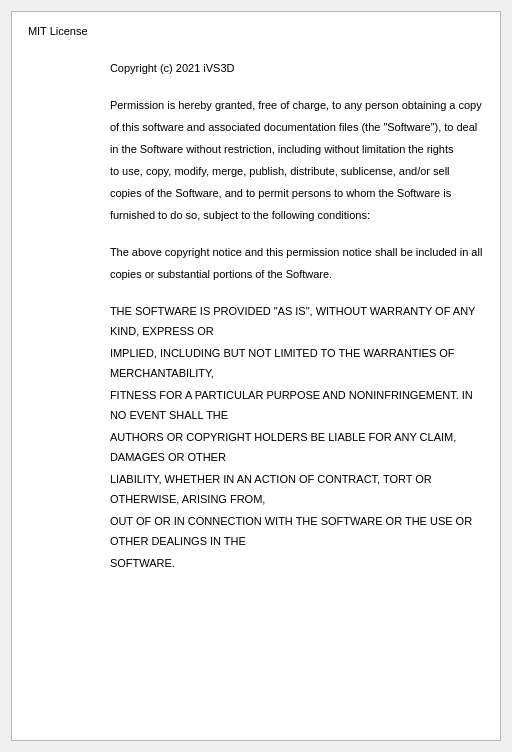
Above: iVS3D/src/iVS3D-core/view/licencedialog.ui from iVS3D/iVS3D before the change. Below: the same form after it.
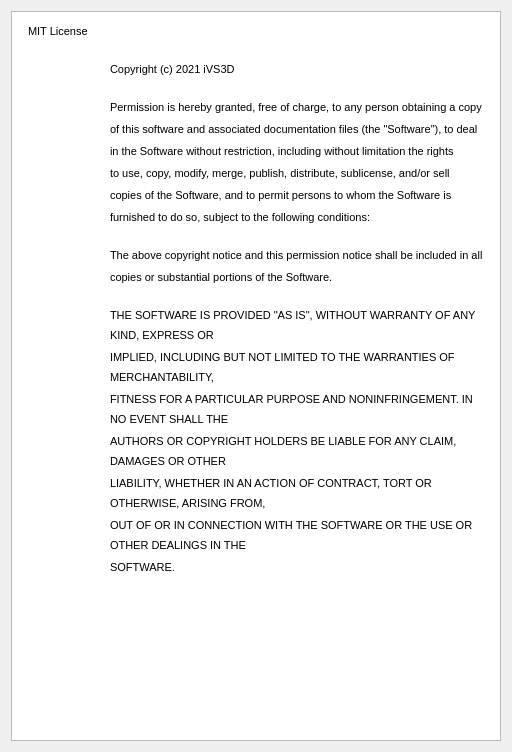
That is the form after the change.

Commit message: licence dialog text color changed to white when using dark mode

```diff
--- a/iVS3D/src/iVS3D-core/view/licencedialog.ui
+++ b/iVS3D/src/iVS3D-core/view/licencedialog.ui
@@ -18,13 +18,16 @@
     <widget class="QTextBrowser" name="licencedialog">
      <property name="html">
       <string>&lt;!DOCTYPE HTML PUBLIC &quot;-//W3C//DTD HTML 4.0//EN&quot; &quot;http://www.w3.org/TR/REC-html40/strict.dtd&quot;&gt;
-&lt;html&gt;&lt;head&gt;&lt;meta name=&quot;qrichtext&quot; content=&quot;1&quot; /&gt;&lt;style type=&quot;text/css&quot;&gt;
+&lt;html&gt;&lt;head&gt;&lt;meta name=&quot;qrichtext&quot; content=&quot;1&quot; /&gt;&lt;meta charset=&quot;utf-8&quot; /&gt;&lt;style type=&quot;text/css&quot;&gt;
 p, li { white-space: pre-wrap; }
-&lt;/style&gt;&lt;/head&gt;&lt;body style=&quot; font-family:'MS Shell Dlg 2'; font-size:8.25pt; font-weight:400; font-style:normal;&quot;&gt;
+hr { height: 1px; border-width: 0; }
+li.unchecked::marker { content: &quot;\2610&quot;; }
+li.checked::marker { content: &quot;\2612&quot;; }
+&lt;/style&gt;&lt;/head&gt;&lt;body style=&quot; font-family:'Segoe UI'; font-size:9pt; font-weight:400; font-style:normal;&quot;&gt;
 &lt;table border=&quot;0&quot; style=&quot; margin-top:0px; margin-bottom:0px; margin-left:0px; margin-right:0px; border-collapse:collapse;&quot; cellspacing=&quot;2&quot; cellpadding=&quot;0&quot; bgcolor=&quot;#ffffff&quot;&gt;
 &lt;tr&gt;
 &lt;td style=&quot; vertical-align:top; padding-left:10; padding-right:10; padding-top:0; padding-bottom:0;&quot;&gt;
-&lt;p style=&quot; margin-top:0px; margin-bottom:0px; margin-left:0px; margin-right:0px; -qt-block-indent:0; text-indent:0px; line-height:20px;&quot;&gt;&lt;a name=&quot;LC1&quot;&gt;&lt;/a&gt;&lt;span style=&quot; font-family:'ui-monospace','SFMono-Regular','SF Mono','Menlo','Consolas','Liberation Mono','monospace'; font-size:8pt; color:#000000;&quot;&gt;M&lt;/span&gt;&lt;span style=&quot; font-family:'ui-monospace','SFMono-Regular','SF Mono','Menlo','Consolas','Liberation Mono','monospace'; font-size:8pt; color:#000000;&quot;&gt;IT License&lt;/span&gt;&lt;/p&gt;&lt;/td&gt;
+&lt;p style=&quot; margin-top:0px; margin-bottom:0px; margin-left:0px; margin-right:0px; -qt-block-indent:0; text-indent:0px; line-height:20px;&quot;&gt;&lt;a name=&quot;LC1&quot;&gt;&lt;/a&gt;&lt;span style=&quot; font-family:'ui-monospace','SFMono-Regular','SF Mono','Menlo','Consolas','Liberation Mono','monospace'; font-size:8pt;&quot;&gt;M&lt;/span&gt;&lt;span style=&quot; font-family:'ui-monospace','SFMono-Regular','SF Mono','Menlo','Consolas','Liberation Mono','monospace'; font-size:8pt;&quot;&gt;IT License&lt;/span&gt;&lt;/p&gt;&lt;/td&gt;
 &lt;td&gt;&lt;/td&gt;&lt;/tr&gt;
 &lt;tr&gt;
 &lt;td bgcolor=&quot;transparent&quot; style=&quot; vertical-align:top; padding-left:10; padding-right:10; padding-top:0; padding-bottom:0;&quot;&gt;&lt;/td&gt;
@@ -32,76 +35,76 @@
 &lt;tr&gt;
 &lt;td style=&quot; vertical-align:top; padding-left:10; padding-right:10; padding-top:0; padding-bottom:0;&quot;&gt;&lt;/td&gt;
 &lt;td style=&quot; vertical-align:top; padding-left:10; padding-right:10; padding-top:0; padding-bottom:0;&quot;&gt;
-&lt;p style=&quot; margin-top:0px; margin-bottom:0px; margin-left:0px; margin-right:0px; -qt-block-indent:0; text-indent:0px; line-height:20px;&quot;&gt;&lt;a name=&quot;L2&quot;&gt;&lt;/a&gt;&lt;span style=&quot; font-family:'ui-monospace','SFMono-Regular','SF Mono','Menlo','Consolas','Liberation Mono','monospace'; font-size:8pt; color:#000000;&quot;&gt;C&lt;/span&gt;&lt;span style=&quot; font-family:'ui-monospace','SFMono-Regular','SF Mono','Menlo','Consolas','Liberation Mono','monospace'; font-size:8pt; color:#000000;&quot;&gt;opyright (c) 2021 iVS3D&lt;/span&gt;&lt;/p&gt;&lt;/td&gt;&lt;/tr&gt;
+&lt;p style=&quot; margin-top:0px; margin-bottom:0px; margin-left:0px; margin-right:0px; -qt-block-indent:0; text-indent:0px; line-height:20px;&quot;&gt;&lt;a name=&quot;L2&quot;&gt;&lt;/a&gt;&lt;span style=&quot; font-family:'ui-monospace','SFMono-Regular','SF Mono','Menlo','Consolas','Liberation Mono','monospace'; font-size:8pt;&quot;&gt;C&lt;/span&gt;&lt;span style=&quot; font-family:'ui-monospace','SFMono-Regular','SF Mono','Menlo','Consolas','Liberation Mono','monospace'; font-size:8pt;&quot;&gt;opyright (c) 2021 iVS3D&lt;/span&gt;&lt;/p&gt;&lt;/td&gt;&lt;/tr&gt;
 &lt;tr&gt;
 &lt;td bgcolor=&quot;transparent&quot; style=&quot; vertical-align:top; padding-left:10; padding-right:10; padding-top:0; padding-bottom:0;&quot;&gt;&lt;/td&gt;
 &lt;td bgcolor=&quot;transparent&quot; style=&quot; vertical-align:top; padding-left:10; padding-right:10; padding-top:0; padding-bottom:0;&quot;&gt;&lt;/td&gt;&lt;/tr&gt;
 &lt;tr&gt;
 &lt;td style=&quot; vertical-align:top; padding-left:10; padding-right:10; padding-top:0; padding-bottom:0;&quot;&gt;&lt;/td&gt;
 &lt;td style=&quot; vertical-align:top; padding-left:10; padding-right:10; padding-top:0; padding-bottom:0;&quot;&gt;
-&lt;p style=&quot; margin-top:0px; margin-bottom:0px; margin-left:0px; margin-right:0px; -qt-block-indent:0; text-indent:0px; line-height:20px;&quot;&gt;&lt;a name=&quot;L4&quot;&gt;&lt;/a&gt;&lt;span style=&quot; font-family:'ui-monospace','SFMono-Regular','SF Mono','Menlo','Consolas','Liberation Mono','monospace'; font-size:8pt; color:#000000;&quot;&gt;P&lt;/span&gt;&lt;span style=&quot; font-family:'ui-monospace','SFMono-Regular','SF Mono','Menlo','Consolas','Liberation Mono','monospace'; font-size:8pt; color:#000000;&quot;&gt;ermission is hereby granted, free of charge, to any person obtaining a copy&lt;/span&gt;&lt;/p&gt;&lt;/td&gt;&lt;/tr&gt;
+&lt;p style=&quot; margin-top:0px; margin-bottom:0px; margin-left:0px; margin-right:0px; -qt-block-indent:0; text-indent:0px; line-height:20px;&quot;&gt;&lt;a name=&quot;L4&quot;&gt;&lt;/a&gt;&lt;span style=&quot; font-family:'ui-monospace','SFMono-Regular','SF Mono','Menlo','Consolas','Liberation Mono','monospace'; font-size:8pt;&quot;&gt;P&lt;/span&gt;&lt;span style=&quot; font-family:'ui-monospace','SFMono-Regular','SF Mono','Menlo','Consolas','Liberation Mono','monospace'; font-size:8pt;&quot;&gt;ermission is hereby granted, free of charge, to any person obtaining a copy&lt;/span&gt;&lt;/p&gt;&lt;/td&gt;&lt;/tr&gt;
 &lt;tr&gt;
 &lt;td bgcolor=&quot;transparent&quot; style=&quot; vertical-align:top; padding-left:10; padding-right:10; padding-top:0; padding-bottom:0;&quot;&gt;&lt;/td&gt;
 &lt;td bgcolor=&quot;transparent&quot; style=&quot; vertical-align:top; padding-left:10; padding-right:10; padding-top:0; padding-bottom:0;&quot;&gt;
-&lt;p style=&quot; margin-top:0px; margin-bottom:0px; margin-left:0px; margin-right:0px; -qt-block-indent:0; text-indent:0px; line-height:20px;&quot;&gt;&lt;a name=&quot;L6&quot;&gt;&lt;/a&gt;&lt;span style=&quot; font-family:'ui-monospace','SFMono-Regular','SF Mono','Menlo','Consolas','Liberation Mono','monospace'; font-size:8pt; color:#000000; background-color:transparent;&quot;&gt;o&lt;/span&gt;&lt;span style=&quot; font-family:'ui-monospace','SFMono-Regular','SF Mono','Menlo','Consolas','Liberation Mono','monospace'; font-size:8pt; color:#000000; background-color:transparent;&quot;&gt;f this software and associated documentation files (the &amp;quot;Software&amp;quot;), to deal&lt;/span&gt;&lt;/p&gt;&lt;/td&gt;&lt;/tr&gt;
+&lt;p style=&quot; margin-top:0px; margin-bottom:0px; margin-left:0px; margin-right:0px; -qt-block-indent:0; text-indent:0px; line-height:20px; background-color:transparent;&quot;&gt;&lt;a name=&quot;L6&quot;&gt;&lt;/a&gt;&lt;span style=&quot; font-family:'ui-monospace','SFMono-Regular','SF Mono','Menlo','Consolas','Liberation Mono','monospace'; font-size:8pt; background-color:transparent;&quot;&gt;o&lt;/span&gt;&lt;span style=&quot; font-family:'ui-monospace','SFMono-Regular','SF Mono','Menlo','Consolas','Liberation Mono','monospace'; font-size:8pt; background-color:transparent;&quot;&gt;f this software and associated documentation files (the &amp;quot;Software&amp;quot;), to deal&lt;/span&gt;&lt;/p&gt;&lt;/td&gt;&lt;/tr&gt;
 &lt;tr&gt;
 &lt;td style=&quot; vertical-align:top; padding-left:10; padding-right:10; padding-top:0; padding-bottom:0;&quot;&gt;&lt;/td&gt;
 &lt;td style=&quot; vertical-align:top; padding-left:10; padding-right:10; padding-top:0; padding-bottom:0;&quot;&gt;
-&lt;p style=&quot; margin-top:0px; margin-bottom:0px; margin-left:0px; margin-right:0px; -qt-block-indent:0; text-indent:0px; line-height:20px;&quot;&gt;&lt;a name=&quot;L7&quot;&gt;&lt;/a&gt;&lt;span style=&quot; font-family:'ui-monospace','SFMono-Regular','SF Mono','Menlo','Consolas','Liberation Mono','monospace'; font-size:8pt; color:#000000;&quot;&gt;i&lt;/span&gt;&lt;span style=&quot; font-family:'ui-monospace','SFMono-Regular','SF Mono','Menlo','Consolas','Liberation Mono','monospace'; font-size:8pt; color:#000000;&quot;&gt;n the Software without restriction, including without limitation the rights&lt;/span&gt;&lt;/p&gt;&lt;/td&gt;&lt;/tr&gt;
+&lt;p style=&quot; margin-top:0px; margin-bottom:0px; margin-left:0px; margin-right:0px; -qt-block-indent:0; text-indent:0px; line-height:20px;&quot;&gt;&lt;a name=&quot;L7&quot;&gt;&lt;/a&gt;&lt;span style=&quot; font-family:'ui-monospace','SFMono-Regular','SF Mono','Menlo','Consolas','Liberation Mono','monospace'; font-size:8pt;&quot;&gt;i&lt;/span&gt;&lt;span style=&quot; font-family:'ui-monospace','SFMono-Regular','SF Mono','Menlo','Consolas','Liberation Mono','monospace'; font-size:8pt;&quot;&gt;n the Software without restriction, including without limitation the rights&lt;/span&gt;&lt;/p&gt;&lt;/td&gt;&lt;/tr&gt;
 &lt;tr&gt;
 &lt;td bgcolor=&quot;transparent&quot; style=&quot; vertical-align:top; padding-left:10; padding-right:10; padding-top:0; padding-bottom:0;&quot;&gt;&lt;/td&gt;
 &lt;td bgcolor=&quot;transparent&quot; style=&quot; vertical-align:top; padding-left:10; padding-right:10; padding-top:0; padding-bottom:0;&quot;&gt;
-&lt;p style=&quot; margin-top:0px; margin-bottom:0px; margin-left:0px; margin-right:0px; -qt-block-indent:0; text-indent:0px; line-height:20px;&quot;&gt;&lt;a name=&quot;L8&quot;&gt;&lt;/a&gt;&lt;span style=&quot; font-family:'ui-monospace','SFMono-Regular','SF Mono','Menlo','Consolas','Liberation Mono','monospace'; font-size:8pt; color:#000000; background-color:transparent;&quot;&gt;t&lt;/span&gt;&lt;span style=&quot; font-family:'ui-monospace','SFMono-Regular','SF Mono','Menlo','Consolas','Liberation Mono','monospace'; font-size:8pt; color:#000000; background-color:transparent;&quot;&gt;o use, copy, modify, merge, publish, distribute, sublicense, and/or sell&lt;/span&gt;&lt;/p&gt;&lt;/td&gt;&lt;/tr&gt;
+&lt;p style=&quot; margin-top:0px; margin-bottom:0px; margin-left:0px; margin-right:0px; -qt-block-indent:0; text-indent:0px; line-height:20px; background-color:transparent;&quot;&gt;&lt;a name=&quot;L8&quot;&gt;&lt;/a&gt;&lt;span style=&quot; font-family:'ui-monospace','SFMono-Regular','SF Mono','Menlo','Consolas','Liberation Mono','monospace'; font-size:8pt; background-color:transparent;&quot;&gt;t&lt;/span&gt;&lt;span style=&quot; font-family:'ui-monospace','SFMono-Regular','SF Mono','Menlo','Consolas','Liberation Mono','monospace'; font-size:8pt; background-color:transparent;&quot;&gt;o use, copy, modify, merge, publish, distribute, sublicense, and/or sell&lt;/span&gt;&lt;/p&gt;&lt;/td&gt;&lt;/tr&gt;
 &lt;tr&gt;
 &lt;td style=&quot; vertical-align:top; padding-left:10; padding-right:10; padding-top:0; padding-bottom:0;&quot;&gt;&lt;/td&gt;
 &lt;td style=&quot; vertical-align:top; padding-left:10; padding-right:10; padding-top:0; padding-bottom:0;&quot;&gt;
-&lt;p style=&quot; margin-top:0px; margin-bottom:0px; margin-left:0px; margin-right:0px; -qt-block-indent:0; text-indent:0px; line-height:20px;&quot;&gt;&lt;a name=&quot;L9&quot;&gt;&lt;/a&gt;&lt;span style=&quot; font-family:'ui-monospace','SFMono-Regular','SF Mono','Menlo','Consolas','Liberation Mono','monospace'; font-size:8pt; color:#000000;&quot;&gt;c&lt;/span&gt;&lt;span style=&quot; font-family:'ui-monospace','SFMono-Regular','SF Mono','Menlo','Consolas','Liberation Mono','monospace'; font-size:8pt; color:#000000;&quot;&gt;opies of the Software, and to permit persons to whom the Software is&lt;/span&gt;&lt;/p&gt;&lt;/td&gt;&lt;/tr&gt;
+&lt;p style=&quot; margin-top:0px; margin-bottom:0px; margin-left:0px; margin-right:0px; -qt-block-indent:0; text-indent:0px; line-height:20px;&quot;&gt;&lt;a name=&quot;L9&quot;&gt;&lt;/a&gt;&lt;span style=&quot; font-family:'ui-monospace','SFMono-Regular','SF Mono','Menlo','Consolas','Liberation Mono','monospace'; font-size:8pt;&quot;&gt;c&lt;/span&gt;&lt;span style=&quot; font-family:'ui-monospace','SFMono-Regular','SF Mono','Menlo','Consolas','Liberation Mono','monospace'; font-size:8pt;&quot;&gt;opies of the Software, and to permit persons to whom the Software is&lt;/span&gt;&lt;/p&gt;&lt;/td&gt;&lt;/tr&gt;
 &lt;tr&gt;
 &lt;td bgcolor=&quot;transparent&quot; style=&quot; vertical-align:top; padding-left:10; padding-right:10; padding-top:0; padding-bottom:0;&quot;&gt;&lt;/td&gt;
 &lt;td bgcolor=&quot;transparent&quot; style=&quot; vertical-align:top; padding-left:10; padding-right:10; padding-top:0; padding-bottom:0;&quot;&gt;
-&lt;p style=&quot; margin-top:0px; margin-bottom:0px; margin-left:0px; margin-right:0px; -qt-block-indent:0; text-indent:0px; line-height:20px;&quot;&gt;&lt;a name=&quot;L10&quot;&gt;&lt;/a&gt;&lt;span style=&quot; font-family:'ui-monospace','SFMono-Regular','SF Mono','Menlo','Consolas','Liberation Mono','monospace'; font-size:8pt; color:#000000; background-color:transparent;&quot;&gt;f&lt;/span&gt;&lt;span style=&quot; font-family:'ui-monospace','SFMono-Regular','SF Mono','Menlo','Consolas','Liberation Mono','monospace'; font-size:8pt; color:#000000; background-color:transparent;&quot;&gt;urnished to do so, subject to the following conditions:&lt;/span&gt;&lt;/p&gt;&lt;/td&gt;&lt;/tr&gt;
+&lt;p style=&quot; margin-top:0px; margin-bottom:0px; margin-left:0px; margin-right:0px; -qt-block-indent:0; text-indent:0px; line-height:20px; background-color:transparent;&quot;&gt;&lt;a name=&quot;L10&quot;&gt;&lt;/a&gt;&lt;span style=&quot; font-family:'ui-monospace','SFMono-Regular','SF Mono','Menlo','Consolas','Liberation Mono','monospace'; font-size:8pt; background-color:transparent;&quot;&gt;f&lt;/span&gt;&lt;span style=&quot; font-family:'ui-monospace','SFMono-Regular','SF Mono','Menlo','Consolas','Liberation Mono','monospace'; font-size:8pt; background-color:transparent;&quot;&gt;urnished to do so, subject to the following conditions:&lt;/span&gt;&lt;/p&gt;&lt;/td&gt;&lt;/tr&gt;
 &lt;tr&gt;
 &lt;td style=&quot; vertical-align:top; padding-left:10; padding-right:10; padding-top:0; padding-bottom:0;&quot;&gt;&lt;/td&gt;
 &lt;td style=&quot; vertical-align:top; padding-left:10; padding-right:10; padding-top:0; padding-bottom:0;&quot;&gt;&lt;/td&gt;&lt;/tr&gt;
 &lt;tr&gt;
 &lt;td bgcolor=&quot;transparent&quot; style=&quot; vertical-align:top; padding-left:10; padding-right:10; padding-top:0; padding-bottom:0;&quot;&gt;&lt;/td&gt;
 &lt;td bgcolor=&quot;transparent&quot; style=&quot; vertical-align:top; padding-left:10; padding-right:10; padding-top:0; padding-bottom:0;&quot;&gt;
-&lt;p style=&quot; margin-top:0px; margin-bottom:0px; margin-left:0px; margin-right:0px; -qt-block-indent:0; text-indent:0px; line-height:20px;&quot;&gt;&lt;a name=&quot;L11&quot;&gt;&lt;/a&gt;&lt;span style=&quot; font-family:'ui-monospace','SFMono-Regular','SF Mono','Menlo','Consolas','Liberation Mono','monospace'; font-size:8pt; color:#000000; background-color:transparent;&quot;&gt;T&lt;/span&gt;&lt;span style=&quot; font-family:'ui-monospace','SFMono-Regular','SF Mono','Menlo','Consolas','Liberation Mono','monospace'; font-size:8pt; color:#000000; background-color:transparent;&quot;&gt;he above copyright notice and this permission notice shall be included in all&lt;/span&gt;&lt;/p&gt;&lt;/td&gt;&lt;/tr&gt;
+&lt;p style=&quot; margin-top:0px; margin-bottom:0px; margin-left:0px; margin-right:0px; -qt-block-indent:0; text-indent:0px; line-height:20px; background-color:transparent;&quot;&gt;&lt;a name=&quot;L11&quot;&gt;&lt;/a&gt;&lt;span style=&quot; font-family:'ui-monospace','SFMono-Regular','SF Mono','Menlo','Consolas','Liberation Mono','monospace'; font-size:8pt; background-color:transparent;&quot;&gt;T&lt;/span&gt;&lt;span style=&quot; font-family:'ui-monospace','SFMono-Regular','SF Mono','Menlo','Consolas','Liberation Mono','monospace'; font-size:8pt; background-color:transparent;&quot;&gt;he above copyright notice and this permission notice shall be included in all&lt;/span&gt;&lt;/p&gt;&lt;/td&gt;&lt;/tr&gt;
 &lt;tr&gt;
 &lt;td style=&quot; vertical-align:top; padding-left:10; padding-right:10; padding-top:0; padding-bottom:0;&quot;&gt;&lt;/td&gt;
 &lt;td style=&quot; vertical-align:top; padding-left:10; padding-right:10; padding-top:0; padding-bottom:0;&quot;&gt;
-&lt;p style=&quot; margin-top:0px; margin-bottom:0px; margin-left:0px; margin-right:0px; -qt-block-indent:0; text-indent:0px; line-height:20px;&quot;&gt;&lt;a name=&quot;L13&quot;&gt;&lt;/a&gt;&lt;span style=&quot; font-family:'ui-monospace','SFMono-Regular','SF Mono','Menlo','Consolas','Liberation Mono','monospace'; font-size:8pt; color:#000000;&quot;&gt;c&lt;/span&gt;&lt;span style=&quot; font-family:'ui-monospace','SFMono-Regular','SF Mono','Menlo','Consolas','Liberation Mono','monospace'; font-size:8pt; color:#000000;&quot;&gt;opies or substantial portions of the Software.&lt;/span&gt;&lt;/p&gt;&lt;/td&gt;&lt;/tr&gt;
+&lt;p style=&quot; margin-top:0px; margin-bottom:0px; margin-left:0px; margin-right:0px; -qt-block-indent:0; text-indent:0px; line-height:20px;&quot;&gt;&lt;a name=&quot;L13&quot;&gt;&lt;/a&gt;&lt;span style=&quot; font-family:'ui-monospace','SFMono-Regular','SF Mono','Menlo','Consolas','Liberation Mono','monospace'; font-size:8pt;&quot;&gt;c&lt;/span&gt;&lt;span style=&quot; font-family:'ui-monospace','SFMono-Regular','SF Mono','Menlo','Consolas','Liberation Mono','monospace'; font-size:8pt;&quot;&gt;opies or substantial portions of the Software.&lt;/span&gt;&lt;/p&gt;&lt;/td&gt;&lt;/tr&gt;
 &lt;tr&gt;
 &lt;td bgcolor=&quot;transparent&quot; style=&quot; vertical-align:top; padding-left:10; padding-right:10; padding-top:0; padding-bottom:0;&quot;&gt;&lt;/td&gt;
 &lt;td bgcolor=&quot;transparent&quot; style=&quot; vertical-align:top; padding-left:10; padding-right:10; padding-top:0; padding-bottom:0;&quot;&gt;&lt;/td&gt;&lt;/tr&gt;
 &lt;tr&gt;
 &lt;td style=&quot; vertical-align:top; padding-left:10; padding-right:10; padding-top:0; padding-bottom:0;&quot;&gt;&lt;/td&gt;
 &lt;td style=&quot; vertical-align:top; padding-left:10; padding-right:10; padding-top:0; padding-bottom:0;&quot;&gt;
-&lt;p style=&quot; margin-top:0px; margin-bottom:0px; margin-left:0px; margin-right:0px; -qt-block-indent:0; text-indent:0px; line-height:20px;&quot;&gt;&lt;a name=&quot;L14&quot;&gt;&lt;/a&gt;&lt;span style=&quot; font-family:'ui-monospace','SFMono-Regular','SF Mono','Menlo','Consolas','Liberation Mono','monospace'; font-size:8pt; color:#000000;&quot;&gt;T&lt;/span&gt;&lt;span style=&quot; font-family:'ui-monospace','SFMono-Regular','SF Mono','Menlo','Consolas','Liberation Mono','monospace'; font-size:8pt; color:#000000;&quot;&gt;HE SOFTWARE IS PROVIDED &amp;quot;AS IS&amp;quot;, WITHOUT WARRANTY OF ANY KIND, EXPRESS OR&lt;/span&gt;&lt;/p&gt;&lt;/td&gt;&lt;/tr&gt;
+&lt;p style=&quot; margin-top:0px; margin-bottom:0px; margin-left:0px; margin-right:0px; -qt-block-indent:0; text-indent:0px; line-height:20px;&quot;&gt;&lt;a name=&quot;L14&quot;&gt;&lt;/a&gt;&lt;span style=&quot; font-family:'ui-monospace','SFMono-Regular','SF Mono','Menlo','Consolas','Liberation Mono','monospace'; font-size:8pt;&quot;&gt;T&lt;/span&gt;&lt;span style=&quot; font-family:'ui-monospace','SFMono-Regular','SF Mono','Menlo','Consolas','Liberation Mono','monospace'; font-size:8pt;&quot;&gt;HE SOFTWARE IS PROVIDED &amp;quot;AS IS&amp;quot;, WITHOUT WARRANTY OF ANY KIND, EXPRESS OR&lt;/span&gt;&lt;/p&gt;&lt;/td&gt;&lt;/tr&gt;
 &lt;tr&gt;
 &lt;td bgcolor=&quot;transparent&quot; style=&quot; vertical-align:top; padding-left:10; padding-right:10; padding-top:0; padding-bottom:0;&quot;&gt;&lt;/td&gt;
 &lt;td bgcolor=&quot;transparent&quot; style=&quot; vertical-align:top; padding-left:10; padding-right:10; padding-top:0; padding-bottom:0;&quot;&gt;
-&lt;p style=&quot; margin-top:0px; margin-bottom:0px; margin-left:0px; margin-right:0px; -qt-block-indent:0; text-indent:0px; line-height:20px;&quot;&gt;&lt;a name=&quot;L16&quot;&gt;&lt;/a&gt;&lt;span style=&quot; font-family:'ui-monospace','SFMono-Regular','SF Mono','Menlo','Consolas','Liberation Mono','monospace'; font-size:8pt; color:#000000; background-color:transparent;&quot;&gt;I&lt;/span&gt;&lt;span style=&quot; font-family:'ui-monospace','SFMono-Regular','SF Mono','Menlo','Consolas','Liberation Mono','monospace'; font-size:8pt; color:#000000; background-color:transparent;&quot;&gt;MPLIED, INCLUDING BUT NOT LIMITED TO THE WARRANTIES OF MERCHANTABILITY,&lt;/span&gt;&lt;/p&gt;&lt;/td&gt;&lt;/tr&gt;
+&lt;p style=&quot; margin-top:0px; margin-bottom:0px; margin-left:0px; margin-right:0px; -qt-block-indent:0; text-indent:0px; line-height:20px; background-color:transparent;&quot;&gt;&lt;a name=&quot;L16&quot;&gt;&lt;/a&gt;&lt;span style=&quot; font-family:'ui-monospace','SFMono-Regular','SF Mono','Menlo','Consolas','Liberation Mono','monospace'; font-size:8pt; background-color:transparent;&quot;&gt;I&lt;/span&gt;&lt;span style=&quot; font-family:'ui-monospace','SFMono-Regular','SF Mono','Menlo','Consolas','Liberation Mono','monospace'; font-size:8pt; background-color:transparent;&quot;&gt;MPLIED, INCLUDING BUT NOT LIMITED TO THE WARRANTIES OF MERCHANTABILITY,&lt;/span&gt;&lt;/p&gt;&lt;/td&gt;&lt;/tr&gt;
 &lt;tr&gt;
 &lt;td style=&quot; vertical-align:top; padding-left:10; padding-right:10; padding-top:0; padding-bottom:0;&quot;&gt;&lt;/td&gt;
 &lt;td style=&quot; vertical-align:top; padding-left:10; padding-right:10; padding-top:0; padding-bottom:0;&quot;&gt;
-&lt;p style=&quot; margin-top:0px; margin-bottom:0px; margin-left:0px; margin-right:0px; -qt-block-indent:0; text-indent:0px; line-height:20px;&quot;&gt;&lt;a name=&quot;L17&quot;&gt;&lt;/a&gt;&lt;span style=&quot; font-family:'ui-monospace','SFMono-Regular','SF Mono','Menlo','Consolas','Liberation Mono','monospace'; font-size:8pt; color:#000000;&quot;&gt;F&lt;/span&gt;&lt;span style=&quot; font-family:'ui-monospace','SFMono-Regular','SF Mono','Menlo','Consolas','Liberation Mono','monospace'; font-size:8pt; color:#000000;&quot;&gt;ITNESS FOR A PARTICULAR PURPOSE AND NONINFRINGEMENT. IN NO EVENT SHALL THE&lt;/span&gt;&lt;/p&gt;&lt;/td&gt;&lt;/tr&gt;
+&lt;p style=&quot; margin-top:0px; margin-bottom:0px; margin-left:0px; margin-right:0px; -qt-block-indent:0; text-indent:0px; line-height:20px;&quot;&gt;&lt;a name=&quot;L17&quot;&gt;&lt;/a&gt;&lt;span style=&quot; font-family:'ui-monospace','SFMono-Regular','SF Mono','Menlo','Consolas','Liberation Mono','monospace'; font-size:8pt;&quot;&gt;F&lt;/span&gt;&lt;span style=&quot; font-family:'ui-monospace','SFMono-Regular','SF Mono','Menlo','Consolas','Liberation Mono','monospace'; font-size:8pt;&quot;&gt;ITNESS FOR A PARTICULAR PURPOSE AND NONINFRINGEMENT. IN NO EVENT SHALL THE&lt;/span&gt;&lt;/p&gt;&lt;/td&gt;&lt;/tr&gt;
 &lt;tr&gt;
 &lt;td bgcolor=&quot;transparent&quot; style=&quot; vertical-align:top; padding-left:10; padding-right:10; padding-top:0; padding-bottom:0;&quot;&gt;&lt;/td&gt;
 &lt;td bgcolor=&quot;transparent&quot; style=&quot; vertical-align:top; padding-left:10; padding-right:10; padding-top:0; padding-bottom:0;&quot;&gt;
-&lt;p style=&quot; margin-top:0px; margin-bottom:0px; margin-left:0px; margin-right:0px; -qt-block-indent:0; text-indent:0px; line-height:20px;&quot;&gt;&lt;a name=&quot;L18&quot;&gt;&lt;/a&gt;&lt;span style=&quot; font-family:'ui-monospace','SFMono-Regular','SF Mono','Menlo','Consolas','Liberation Mono','monospace'; font-size:8pt; color:#000000; background-color:transparent;&quot;&gt;A&lt;/span&gt;&lt;span style=&quot; font-family:'ui-monospace','SFMono-Regular','SF Mono','Menlo','Consolas','Liberation Mono','monospace'; font-size:8pt; color:#000000; background-color:transparent;&quot;&gt;UTHORS OR COPYRIGHT HOLDERS BE LIABLE FOR ANY CLAIM, DAMAGES OR OTHER&lt;/span&gt;&lt;/p&gt;&lt;/td&gt;&lt;/tr&gt;
+&lt;p style=&quot; margin-top:0px; margin-bottom:0px; margin-left:0px; margin-right:0px; -qt-block-indent:0; text-indent:0px; line-height:20px; background-color:transparent;&quot;&gt;&lt;a name=&quot;L18&quot;&gt;&lt;/a&gt;&lt;span style=&quot; font-family:'ui-monospace','SFMono-Regular','SF Mono','Menlo','Consolas','Liberation Mono','monospace'; font-size:8pt; background-color:transparent;&quot;&gt;A&lt;/span&gt;&lt;span style=&quot; font-family:'ui-monospace','SFMono-Regular','SF Mono','Menlo','Consolas','Liberation Mono','monospace'; font-size:8pt; background-color:transparent;&quot;&gt;UTHORS OR COPYRIGHT HOLDERS BE LIABLE FOR ANY CLAIM, DAMAGES OR OTHER&lt;/span&gt;&lt;/p&gt;&lt;/td&gt;&lt;/tr&gt;
 &lt;tr&gt;
 &lt;td style=&quot; vertical-align:top; padding-left:10; padding-right:10; padding-top:0; padding-bottom:0;&quot;&gt;&lt;/td&gt;
 &lt;td style=&quot; vertical-align:top; padding-left:10; padding-right:10; padding-top:0; padding-bottom:0;&quot;&gt;
-&lt;p style=&quot; margin-top:0px; margin-bottom:0px; margin-left:0px; margin-right:0px; -qt-block-indent:0; text-indent:0px; line-height:20px;&quot;&gt;&lt;a name=&quot;L19&quot;&gt;&lt;/a&gt;&lt;span style=&quot; font-family:'ui-monospace','SFMono-Regular','SF Mono','Menlo','Consolas','Liberation Mono','monospace'; font-size:8pt; color:#000000;&quot;&gt;L&lt;/span&gt;&lt;span style=&quot; font-family:'ui-monospace','SFMono-Regular','SF Mono','Menlo','Consolas','Liberation Mono','monospace'; font-size:8pt; color:#000000;&quot;&gt;IABILITY, WHETHER IN AN ACTION OF CONTRACT, TORT OR OTHERWISE, ARISING FROM,&lt;/span&gt;&lt;/p&gt;&lt;/td&gt;&lt;/tr&gt;
+&lt;p style=&quot; margin-top:0px; margin-bottom:0px; margin-left:0px; margin-right:0px; -qt-block-indent:0; text-indent:0px; line-height:20px;&quot;&gt;&lt;a name=&quot;L19&quot;&gt;&lt;/a&gt;&lt;span style=&quot; font-family:'ui-monospace','SFMono-Regular','SF Mono','Menlo','Consolas','Liberation Mono','monospace'; font-size:8pt;&quot;&gt;L&lt;/span&gt;&lt;span style=&quot; font-family:'ui-monospace','SFMono-Regular','SF Mono','Menlo','Consolas','Liberation Mono','monospace'; font-size:8pt;&quot;&gt;IABILITY, WHETHER IN AN ACTION OF CONTRACT, TORT OR OTHERWISE, ARISING FROM,&lt;/span&gt;&lt;/p&gt;&lt;/td&gt;&lt;/tr&gt;
 &lt;tr&gt;
 &lt;td bgcolor=&quot;transparent&quot; style=&quot; vertical-align:top; padding-left:10; padding-right:10; padding-top:0; padding-bottom:0;&quot;&gt;&lt;/td&gt;
 &lt;td bgcolor=&quot;transparent&quot; style=&quot; vertical-align:top; padding-left:10; padding-right:10; padding-top:0; padding-bottom:0;&quot;&gt;
-&lt;p style=&quot; margin-top:0px; margin-bottom:0px; margin-left:0px; margin-right:0px; -qt-block-indent:0; text-indent:0px; line-height:20px;&quot;&gt;&lt;a name=&quot;L20&quot;&gt;&lt;/a&gt;&lt;span style=&quot; font-family:'ui-monospace','SFMono-Regular','SF Mono','Menlo','Consolas','Liberation Mono','monospace'; font-size:8pt; color:#000000; background-color:transparent;&quot;&gt;O&lt;/span&gt;&lt;span style=&quot; font-family:'ui-monospace','SFMono-Regular','SF Mono','Menlo','Consolas','Liberation Mono','monospace'; font-size:8pt; color:#000000; background-color:transparent;&quot;&gt;UT OF OR IN CONNECTION WITH THE SOFTWARE OR THE USE OR OTHER DEALINGS IN THE&lt;/span&gt;&lt;/p&gt;&lt;/td&gt;&lt;/tr&gt;
+&lt;p style=&quot; margin-top:0px; margin-bottom:0px; margin-left:0px; margin-right:0px; -qt-block-indent:0; text-indent:0px; line-height:20px; background-color:transparent;&quot;&gt;&lt;a name=&quot;L20&quot;&gt;&lt;/a&gt;&lt;span style=&quot; font-family:'ui-monospace','SFMono-Regular','SF Mono','Menlo','Consolas','Liberation Mono','monospace'; font-size:8pt; background-color:transparent;&quot;&gt;O&lt;/span&gt;&lt;span style=&quot; font-family:'ui-monospace','SFMono-Regular','SF Mono','Menlo','Consolas','Liberation Mono','monospace'; font-size:8pt; background-color:transparent;&quot;&gt;UT OF OR IN CONNECTION WITH THE SOFTWARE OR THE USE OR OTHER DEALINGS IN THE&lt;/span&gt;&lt;/p&gt;&lt;/td&gt;&lt;/tr&gt;
 &lt;tr&gt;
 &lt;td style=&quot; vertical-align:top; padding-left:10; padding-right:10; padding-top:0; padding-bottom:0;&quot;&gt;&lt;/td&gt;
 &lt;td style=&quot; vertical-align:top; padding-left:10; padding-right:10; padding-top:0; padding-bottom:0;&quot;&gt;
-&lt;p style=&quot; margin-top:0px; margin-bottom:0px; margin-left:0px; margin-right:0px; -qt-block-indent:0; text-indent:0px; line-height:20px;&quot;&gt;&lt;a name=&quot;L21&quot;&gt;&lt;/a&gt;&lt;span style=&quot; font-family:'ui-monospace','SFMono-Regular','SF Mono','Menlo','Consolas','Liberation Mono','monospace'; font-size:8pt; color:#000000;&quot;&gt;S&lt;/span&gt;&lt;span style=&quot; font-family:'ui-monospace','SFMono-Regular','SF Mono','Menlo','Consolas','Liberation Mono','monospace'; font-size:8pt; color:#000000;&quot;&gt;OFTWARE.&lt;/span&gt;&lt;/p&gt;&lt;/td&gt;&lt;/tr&gt;&lt;/table&gt;&lt;/body&gt;&lt;/html&gt;</string>
+&lt;p style=&quot; margin-top:0px; margin-bottom:0px; margin-left:0px; margin-right:0px; -qt-block-indent:0; text-indent:0px; line-height:20px;&quot;&gt;&lt;a name=&quot;L21&quot;&gt;&lt;/a&gt;&lt;span style=&quot; font-family:'ui-monospace','SFMono-Regular','SF Mono','Menlo','Consolas','Liberation Mono','monospace'; font-size:8pt;&quot;&gt;S&lt;/span&gt;&lt;span style=&quot; font-family:'ui-monospace','SFMono-Regular','SF Mono','Menlo','Consolas','Liberation Mono','monospace'; font-size:8pt;&quot;&gt;OFTWARE.&lt;/span&gt;&lt;/p&gt;&lt;/td&gt;&lt;/tr&gt;&lt;/table&gt;&lt;/body&gt;&lt;/html&gt;</string>
      </property>
     </widget>
    </item>
```
